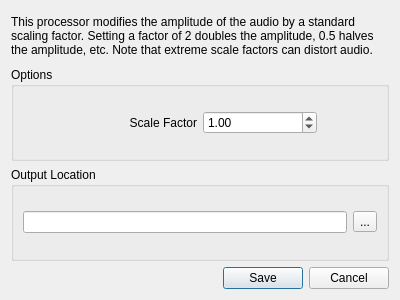
This is qt-imported/uic/normalization.ui in gonzales-lloyd/cs-202-final-project as Qt 5 draws it before an edit. The edited form follows.
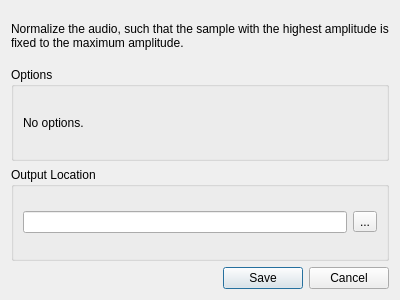
This is the edited form. Icons and pictures are not drawn.

Diff of the .ui file:
```diff
--- a/qt-imported/uic/normalization.ui
+++ b/qt-imported/uic/normalization.ui
@@ -13,6 +13,18 @@
     <height>300</height>
    </rect>
   </property>
+  <property name="sizePolicy">
+   <sizepolicy hsizetype="Fixed" vsizetype="Fixed">
+    <horstretch>0</horstretch>
+    <verstretch>0</verstretch>
+   </sizepolicy>
+  </property>
+  <property name="minimumSize">
+   <size>
+    <width>400</width>
+    <height>300</height>
+   </size>
+  </property>
   <property name="windowTitle">
    <string>Processor: Normalization</string>
   </property>
@@ -26,7 +38,7 @@
       </size>
      </property>
      <property name="text">
-      <string>This processor modifies the amplitude of the audio by a standard scaling factor. Setting a factor of 2 doubles the amplitude, 0.5 halves the amplitude, etc. Note that extreme scale factors can distort audio.</string>
+      <string>Normalize the audio, such that the sample with the highest amplitude is fixed to the maximum amplitude.</string>
      </property>
      <property name="wordWrap">
       <bool>true</bool>
@@ -41,55 +53,16 @@
      <layout class="QVBoxLayout" name="verticalLayout">
       <item>
        <layout class="QHBoxLayout" name="horizontalLayout_2">
-        <item>
-         <spacer name="horizontalSpacer">
-          <property name="orientation">
-           <enum>Qt::Horizontal</enum>
-          </property>
-          <property name="sizeType">
-           <enum>QSizePolicy::Fixed</enum>
-          </property>
-          <property name="sizeHint" stdset="0">
-           <size>
-            <width>60</width>
-            <height>20</height>
-           </size>
-          </property>
-         </spacer>
-        </item>
         <item>
          <widget class="QLabel" name="label_2">
           <property name="text">
-           <string>Scale Factor</string>
+           <string>No options.</string>
           </property>
           <property name="alignment">
-           <set>Qt::AlignRight|Qt::AlignTrailing|Qt::AlignVCenter</set>
+           <set>Qt::AlignLeading|Qt::AlignLeft|Qt::AlignVCenter</set>
           </property>
          </widget>
         </item>
-        <item>
-         <widget class="QDoubleSpinBox" name="doubleSpinBox">
-          <property name="value">
-           <double>1.000000000000000</double>
-          </property>
-         </widget>
-        </item>
-        <item>
-         <spacer name="horizontalSpacer_2">
-          <property name="orientation">
-           <enum>Qt::Horizontal</enum>
-          </property>
-          <property name="sizeType">
-           <enum>QSizePolicy::Fixed</enum>
-          </property>
-          <property name="sizeHint" stdset="0">
-           <size>
-            <width>60</width>
-            <height>20</height>
-           </size>
-          </property>
-         </spacer>
-        </item>
        </layout>
       </item>
      </layout>
```
Left out of the diff: 47 changed lines with no effect on the pictures.
